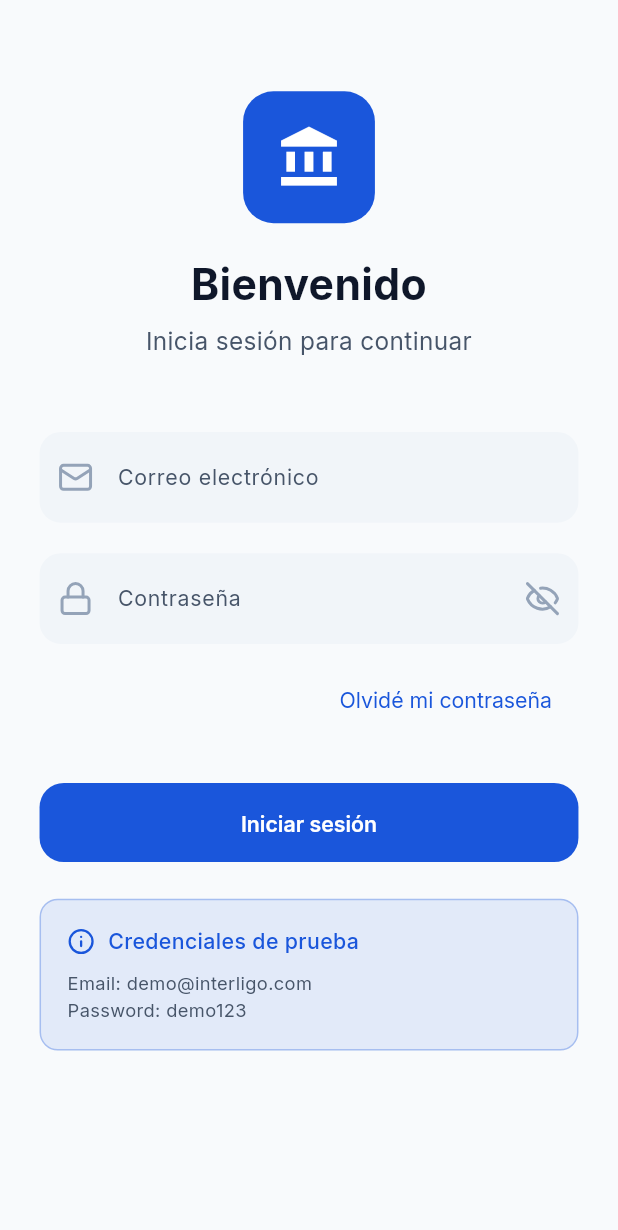
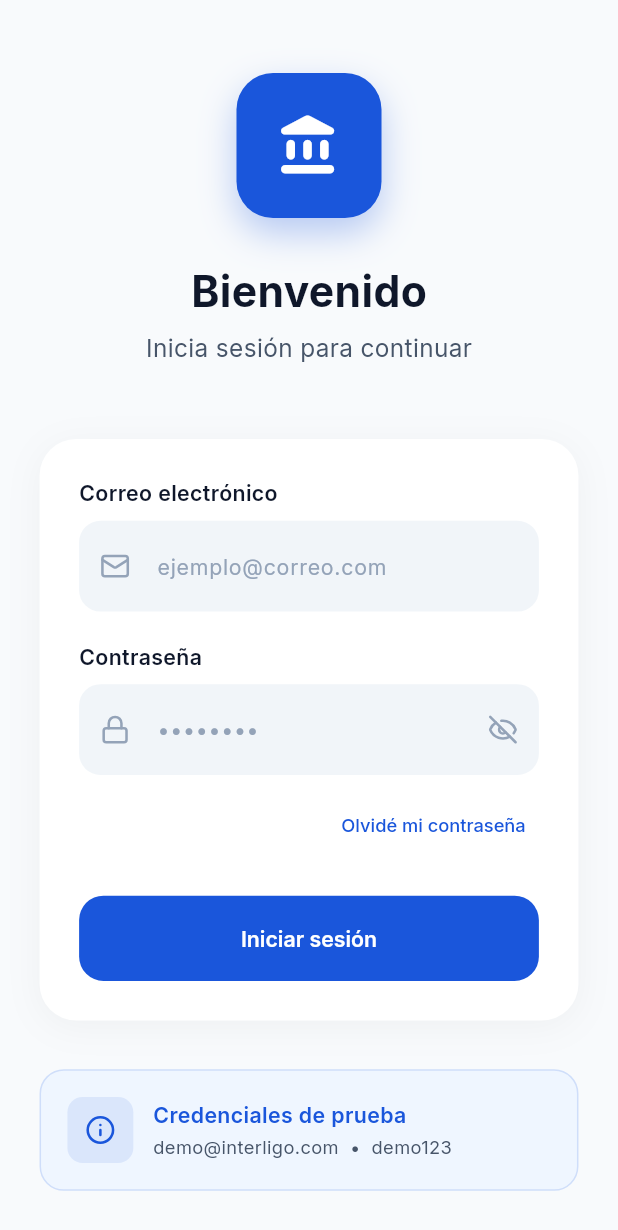
Before and after one commit to Coboy16/interligo, a Flutter app: the screen it shows after launch, after a tap on "Olvidé mi contraseña", on a phone screen of 412 x 824 dp. Shown: the top 1230 px of the screen. Run offline on Flutter 3.47's test engine with Material 3 defaults, Android fonts, the light colour scheme and no system bars; drawn by our look-alikes of flutter_form_builder; our stand-ins replace connectivity_plus, dartz, dio, drift, equatable, flutter_bloc and 9 more; accounts and stored records are empty; generated files the repository leaves out were written again.

Commit message:
feat(auth): update login and splash pages

```diff
--- a/lib/features/auth/presentation/pages/login_page.dart
+++ b/lib/features/auth/presentation/pages/login_page.dart
@@ -1,4 +1,5 @@
 import 'package:flutter/material.dart';
+import 'package:flutter/services.dart';
 import 'package:flutter_bloc/flutter_bloc.dart';
 import 'package:flutter_form_builder/flutter_form_builder.dart';
 import 'package:flutter_screenutil/flutter_screenutil.dart';
@@ -22,6 +23,17 @@ class LoginPage extends StatefulWidget {
 class _LoginPageState extends State<LoginPage> {
   final _formKey = GlobalKey<FormBuilderState>();
   bool _obscurePassword = true;
+
+  @override
+  void initState() {
+    super.initState();
+    SystemChrome.setSystemUIOverlayStyle(
+      const SystemUiOverlayStyle(
+        statusBarColor: Colors.transparent,
+        statusBarIconBrightness: Brightness.dark,
+      ),
+    );
+  }
 
   void _onLogin() {
     if (_formKey.currentState?.saveAndValidate() ?? false) {
@@ -49,37 +61,66 @@ class _LoginPageState extends State<LoginPage> {
         final isLoading = state is AuthLoading;
 
         return Scaffold(
+          backgroundColor: AppColors.background,
           body: SafeArea(
             child: SingleChildScrollView(
+              child: Padding(
                 padding: EdgeInsets.symmetric(horizontal: 24.w),
                 child: Column(
                   crossAxisAlignment: CrossAxisAlignment.stretch,
                   children: [
-                  SizedBox(height: 60.h),
-                  // Logo
-                  Center(
-                    child: Container(
-                      width: 80.w,
-                      height: 80.w,
+                    SizedBox(height: 48.h),
+                    // Header con logo
+                    _buildHeader(),
+                    SizedBox(height: 48.h),
+                    // Formulario
+                    _buildForm(isLoading),
+                    SizedBox(height: 32.h),
+                    // Info de credenciales
+                    _buildDemoCredentials(),
+                    SizedBox(height: 32.h),
+                  ],
+                ),
+              ),
+            ),
+          ),
+        );
+      },
+    );
+  }
+
+  Widget _buildHeader() {
+    return Column(
+      children: [
+        // Logo minimalista
+        Container(
+          width: 88.w,
+          height: 88.w,
           decoration: BoxDecoration(
-                        color: AppColors.primary,
-                        borderRadius: BorderRadius.circular(20.r),
+            gradient: AppColors.primaryGradient,
+            borderRadius: BorderRadius.circular(24.r),
+            boxShadow: [
+              BoxShadow(
+                color: AppColors.primary.withValues(alpha: 0.3),
+                blurRadius: 20,
+                offset: const Offset(0, 10),
+              ),
+            ],
           ),
           child: Icon(
-                        Icons.account_balance,
+            Icons.account_balance_rounded,
             size: 44.sp,
             color: Colors.white,
           ),
         ),
-                  ),
-                  SizedBox(height: 24.h),
-                  // Title
+        SizedBox(height: 32.h),
+        // Título
         Text(
           'Bienvenido',
           style: AppTypography.displayMedium.copyWith(
             color: AppColors.textPrimary,
+            fontWeight: FontWeight.w700,
           ),
-                    textAlign: TextAlign.center,
         ),
         SizedBox(height: 8.h),
         Text(
@@ -87,20 +128,48 @@ class _LoginPageState extends State<LoginPage> {
           style: AppTypography.bodyLarge.copyWith(
             color: AppColors.textSecondary,
           ),
-                    textAlign: TextAlign.center,
         ),
-                  SizedBox(height: 48.h),
-                  // Form
-                  FormBuilder(
+      ],
+    );
+  }
+
+  Widget _buildForm(bool isLoading) {
+    return Container(
+      padding: EdgeInsets.all(24.w),
+      decoration: BoxDecoration(
+        color: AppColors.surface,
+        borderRadius: BorderRadius.circular(24.r),
+        boxShadow: [
+          BoxShadow(
+            color: Colors.black.withValues(alpha: 0.04),
+            blurRadius: 20,
+            offset: const Offset(0, 4),
+          ),
+        ],
+      ),
+      child: FormBuilder(
         key: _formKey,
         child: Column(
+          crossAxisAlignment: CrossAxisAlignment.stretch,
           children: [
+            // Campo de email
+            Text(
+              'Correo electrónico',
+              style: AppTypography.labelLarge.copyWith(
+                color: AppColors.textPrimary,
+                fontWeight: FontWeight.w600,
+              ),
+            ),
+            SizedBox(height: 8.h),
             FormBuilderTextField(
               name: 'email',
               decoration: InputDecoration(
-                            labelText: 'Correo electrónico',
-                            prefixIcon: const Icon(LucideIcons.mail),
                 hintText: 'ejemplo@correo.com',
+                prefixIcon: Icon(
+                  LucideIcons.mail,
+                  color: AppColors.textTertiary,
+                  size: 20.sp,
+                ),
               ),
               keyboardType: TextInputType.emailAddress,
               textInputAction: TextInputAction.next,
@@ -114,16 +183,29 @@ class _LoginPageState extends State<LoginPage> {
               ]),
             ),
             SizedBox(height: 20.h),
+            // Campo de contraseña
+            Text(
+              'Contraseña',
+              style: AppTypography.labelLarge.copyWith(
+                color: AppColors.textPrimary,
+                fontWeight: FontWeight.w600,
+              ),
+            ),
+            SizedBox(height: 8.h),
             FormBuilderTextField(
               name: 'password',
               decoration: InputDecoration(
-                            labelText: 'Contraseña',
-                            prefixIcon: const Icon(LucideIcons.lock),
+                hintText: '••••••••',
+                prefixIcon: Icon(
+                  LucideIcons.lock,
+                  color: AppColors.textTertiary,
+                  size: 20.sp,
+                ),
                 suffixIcon: IconButton(
                   icon: Icon(
-                                _obscurePassword
-                                    ? LucideIcons.eyeOff
-                                    : LucideIcons.eye,
+                    _obscurePassword ? LucideIcons.eyeOff : LucideIcons.eye,
+                    color: AppColors.textTertiary,
+                    size: 20.sp,
                   ),
                   onPressed: () {
                     setState(() {
@@ -145,77 +227,106 @@ class _LoginPageState extends State<LoginPage> {
                 ),
               ]),
             ),
-                        SizedBox(height: 12.h),
+            SizedBox(height: 8.h),
+            // Olvidé mi contraseña
             Align(
               alignment: Alignment.centerRight,
               child: TextButton(
                 onPressed: () {
                   // TODO: Implement forgot password
                 },
+                style: TextButton.styleFrom(
+                  padding: EdgeInsets.symmetric(horizontal: 8.w, vertical: 4.h),
+                ),
                 child: Text(
                   'Olvidé mi contraseña',
-                              style: AppTypography.bodyMedium.copyWith(
+                  style: AppTypography.bodySmall.copyWith(
                     color: AppColors.primary,
+                    fontWeight: FontWeight.w500,
                   ),
                 ),
               ),
             ),
-                        SizedBox(height: 32.h),
+            SizedBox(height: 24.h),
+            // Botón de login
             SizedBox(
-                          width: double.infinity,
-                          height: 52.h,
+              height: 56.h,
               child: ElevatedButton(
                 onPressed: isLoading ? null : _onLogin,
+                style: ElevatedButton.styleFrom(
+                  backgroundColor: AppColors.primary,
+                  foregroundColor: Colors.white,
+                  elevation: 0,
+                  shape: RoundedRectangleBorder(
+                    borderRadius: BorderRadius.circular(16.r),
+                  ),
+                ),
                 child: isLoading
                     ? SizedBox(
                         width: 24.w,
                         height: 24.w,
                         child: const CircularProgressIndicator(
-                                      strokeWidth: 2,
+                          strokeWidth: 2.5,
                           valueColor: AlwaysStoppedAnimation<Color>(
                             Colors.white,
                           ),
                         ),
                       )
-                                : const Text('Iniciar sesión'),
+                    : Text(
+                        'Iniciar sesión',
+                        style: AppTypography.labelLarge.copyWith(
+                          color: Colors.white,
+                          fontWeight: FontWeight.w600,
+                        ),
+                      ),
               ),
             ),
           ],
         ),
       ),
-                  SizedBox(height: 24.h),
-                  // Demo credentials hint
-                  Container(
+    );
+  }
+
+  Widget _buildDemoCredentials() {
+    return Container(
       padding: EdgeInsets.all(16.w),
       decoration: BoxDecoration(
-                      color: AppColors.info.withValues(alpha: 0.1),
-                      borderRadius: BorderRadius.circular(12.r),
+        color: AppColors.primarySoft,
+        borderRadius: BorderRadius.circular(16.r),
         border: Border.all(
-                        color: AppColors.info.withValues(alpha: 0.3),
+          color: AppColors.primary.withValues(alpha: 0.15),
         ),
       ),
+      child: Row(
+        children: [
+          Container(
+            width: 40.w,
+            height: 40.w,
+            decoration: BoxDecoration(
+              color: AppColors.primary.withValues(alpha: 0.1),
+              borderRadius: BorderRadius.circular(10.r),
+            ),
+            child: Icon(
+              LucideIcons.info,
+              size: 20.sp,
+              color: AppColors.primary,
+            ),
+          ),
+          SizedBox(width: 12.w),
+          Expanded(
             child: Column(
               crossAxisAlignment: CrossAxisAlignment.start,
               children: [
-                        Row(
-                          children: [
-                            Icon(
-                              LucideIcons.info,
-                              size: 18.sp,
-                              color: AppColors.info,
-                            ),
-                            SizedBox(width: 8.w),
                 Text(
                   'Credenciales de prueba',
                   style: AppTypography.labelLarge.copyWith(
-                                color: AppColors.info,
+                    color: AppColors.primary,
+                    fontWeight: FontWeight.w600,
                   ),
                 ),
-                          ],
-                        ),
-                        SizedBox(height: 8.h),
+                SizedBox(height: 2.h),
                 Text(
-                          'Email: demo@interligo.com\nPassword: demo123',
+                  'demo@interligo.com  •  demo123',
                   style: AppTypography.bodySmall.copyWith(
                     color: AppColors.textSecondary,
                   ),
@@ -223,13 +334,8 @@ class _LoginPageState extends State<LoginPage> {
               ],
             ),
           ),
-                  SizedBox(height: 24.h),
         ],
       ),
-            ),
-          ),
-        );
-      },
     );
   }
 }
--- a/lib/features/auth/presentation/pages/splash_page.dart
+++ b/lib/features/auth/presentation/pages/splash_page.dart
@@ -1,4 +1,5 @@
 import 'package:flutter/material.dart';
+import 'package:flutter/services.dart';
 import 'package:flutter_bloc/flutter_bloc.dart';
 import 'package:flutter_screenutil/flutter_screenutil.dart';
 import 'package:go_router/go_router.dart';
@@ -20,26 +21,42 @@ class _SplashPageState extends State<SplashPage>
   late AnimationController _controller;
   late Animation<double> _fadeAnimation;
   late Animation<double> _scaleAnimation;
+  late Animation<double> _slideAnimation;
 
   @override
   void initState() {
     super.initState();
+
+    SystemChrome.setSystemUIOverlayStyle(
+      const SystemUiOverlayStyle(
+        statusBarColor: Colors.transparent,
+        statusBarIconBrightness: Brightness.light,
+      ),
+    );
+
     _controller = AnimationController(
-      duration: const Duration(milliseconds: 1500),
+      duration: const Duration(milliseconds: 1800),
       vsync: this,
     );
 
     _fadeAnimation = Tween<double>(begin: 0.0, end: 1.0).animate(
       CurvedAnimation(
         parent: _controller,
-        curve: const Interval(0.0, 0.5, curve: Curves.easeIn),
+        curve: const Interval(0.0, 0.4, curve: Curves.easeOut),
       ),
     );
 
-    _scaleAnimation = Tween<double>(begin: 0.8, end: 1.0).animate(
+    _scaleAnimation = Tween<double>(begin: 0.5, end: 1.0).animate(
       CurvedAnimation(
         parent: _controller,
-        curve: const Interval(0.0, 0.5, curve: Curves.easeOut),
+        curve: const Interval(0.0, 0.5, curve: Curves.elasticOut),
+      ),
+    );
+
+    _slideAnimation = Tween<double>(begin: 30.0, end: 0.0).animate(
+      CurvedAnimation(
+        parent: _controller,
+        curve: const Interval(0.3, 0.7, curve: Curves.easeOut),
       ),
     );
 
@@ -72,57 +89,97 @@ class _SplashPageState extends State<SplashPage>
         }
       },
       child: Scaffold(
-        backgroundColor: AppColors.primary,
-        body: Center(
+        body: Container(
+          width: double.infinity,
+          height: double.infinity,
+          decoration: const BoxDecoration(
+            gradient: AppColors.splashGradient,
+          ),
+          child: SafeArea(
             child: AnimatedBuilder(
               animation: _controller,
               builder: (context, child) {
-              return FadeTransition(
+                return Column(
+                  children: [
+                    const Spacer(flex: 2),
+                    // Logo con animación
+                    FadeTransition(
                       opacity: _fadeAnimation,
-                child: ScaleTransition(scale: _scaleAnimation, child: child),
-              );
-            },
-            child: Column(
-              mainAxisAlignment: MainAxisAlignment.center,
-              children: [
-                Container(
-                  width: 100.w,
-                  height: 100.w,
+                      child: ScaleTransition(
+                        scale: _scaleAnimation,
+                        child: Container(
+                          width: 120.w,
+                          height: 120.w,
                           decoration: BoxDecoration(
                             color: Colors.white,
-                    borderRadius: BorderRadius.circular(24.r),
+                            borderRadius: BorderRadius.circular(32.r),
+                            boxShadow: [
+                              BoxShadow(
+                                color: Colors.black.withValues(alpha: 0.2),
+                                blurRadius: 30,
+                                offset: const Offset(0, 15),
+                              ),
+                            ],
                           ),
                           child: Icon(
-                    Icons.account_balance,
-                    size: 56.sp,
+                            Icons.account_balance_rounded,
+                            size: 60.sp,
                             color: AppColors.primary,
                           ),
                         ),
-                SizedBox(height: 24.h),
-                Text(
+                      ),
+                    ),
+                    SizedBox(height: 32.h),
+                    // Nombre de la app
+                    Transform.translate(
+                      offset: Offset(0, _slideAnimation.value),
+                      child: FadeTransition(
+                        opacity: _fadeAnimation,
+                        child: Text(
                           'Interligo',
                           style: AppTypography.displayLarge.copyWith(
                             color: Colors.white,
-                    letterSpacing: 2,
+                            fontWeight: FontWeight.w700,
+                            letterSpacing: 1.5,
                           ),
                         ),
-                SizedBox(height: 8.h),
-                Text(
+                      ),
+                    ),
+                    SizedBox(height: 12.h),
+                    // Tagline
+                    Transform.translate(
+                      offset: Offset(0, _slideAnimation.value),
+                      child: FadeTransition(
+                        opacity: _fadeAnimation,
+                        child: Text(
                           'Tu banca personal',
                           style: AppTypography.bodyLarge.copyWith(
-                    color: Colors.white.withValues(alpha: 0.8),
+                            color: Colors.white.withValues(alpha: 0.85),
+                            fontWeight: FontWeight.w400,
+                            letterSpacing: 0.5,
                           ),
                         ),
-                SizedBox(height: 48.h),
-                SizedBox(
-                  width: 24.w,
-                  height: 24.w,
-                  child: const CircularProgressIndicator(
-                    strokeWidth: 2,
-                    valueColor: AlwaysStoppedAnimation<Color>(Colors.white),
                       ),
                     ),
+                    const Spacer(flex: 2),
+                    // Indicador de carga minimalista
+                    FadeTransition(
+                      opacity: _fadeAnimation,
+                      child: SizedBox(
+                        width: 32.w,
+                        height: 32.w,
+                        child: CircularProgressIndicator(
+                          strokeWidth: 2.5,
+                          valueColor: AlwaysStoppedAnimation<Color>(
+                            Colors.white.withValues(alpha: 0.9),
+                          ),
+                        ),
+                      ),
+                    ),
+                    SizedBox(height: 60.h),
                   ],
+                );
+              },
             ),
           ),
         ),
```
Lines whose indentation alone changed are shown as unchanged.
